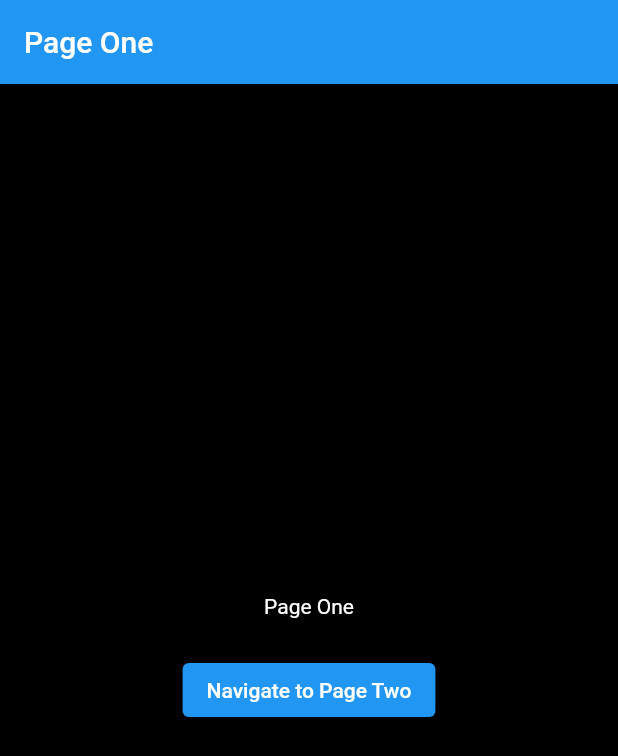
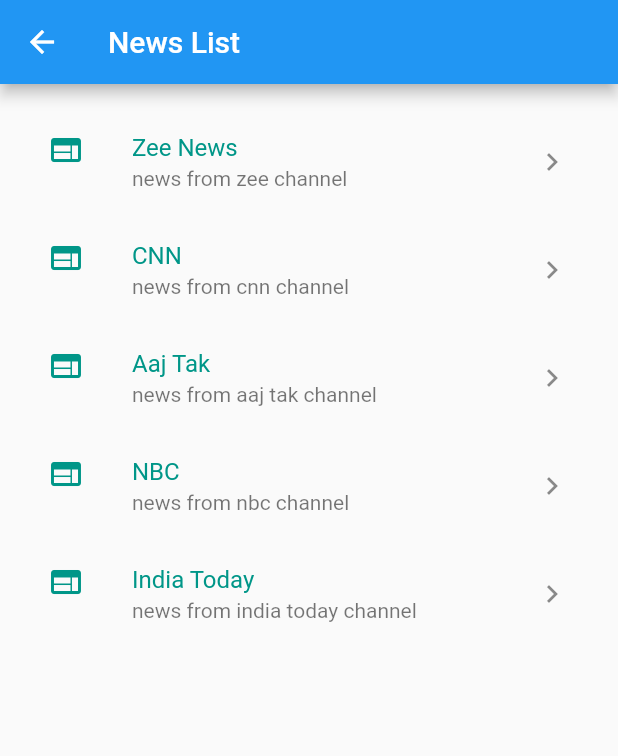
Before and after one commit to vs5301/fsdflutter, a Flutter app: the screen it shows after launch, on a phone screen of 412 x 824 dp. Shown: the top 756 px of the screen. Run offline on Flutter 3.47's test engine with Material 2 defaults, Android fonts, the light colour scheme and no system bars; our stand-ins replace webview_flutter.

Commit message:
ListView and WebView

```diff
--- a/lib/main.dart
+++ b/lib/main.dart
@@ -1,4 +1,6 @@
 import 'package:flutter/material.dart';
+import 'package:fsdflutter/tutorials/news_details.dart';
+import 'package:fsdflutter/tutorials/news_list_page.dart';
 import 'package:fsdflutter/tutorials/page_one.dart';
 import 'package:fsdflutter/tutorials/page_two.dart';
 import 'package:fsdflutter/tutorials/stateful_widget_tutorial.dart';
@@ -34,10 +36,12 @@
         primarySwatch: Colors.blue,
       ),
       // home: PageOne (),
-      initialRoute: "/",
+      initialRoute: "/newsList",
       routes: {
         '/': (context) => PageOne(),
         '/pageTwo': (context) => PageTwo(),
+        '/newsList': (context) => NewsListPage(),
+        '/newsDetails': (context) => NewsDetails()
       }
 
     );
@@ -64,7 +68,7 @@
   @override
   Widget build(BuildContext context) {
     return Scaffold(
-        appBar: AppBar(title: Text("Foodie"),),
+        appBar: AppBar(title: Text("FSDFlutter"),),
         body: Container(
             color: Colors.white,
             child: Center(
--- /dev/null
+++ b/lib/model/news.dart
@@ -0,0 +1,7 @@
+class News{
+
+  String title;
+  String url;
+
+  News(this.title,this.url);
+}
--- /dev/null
+++ b/lib/tutorials/news_list_page.dart
@@ -0,0 +1,81 @@
+import 'package:flutter/material.dart';
+import 'package:fsdflutter/model/news.dart';
+import 'package:fsdflutter/tutorials/news_details.dart';
+
+class NewsListPage extends StatelessWidget {
+  const NewsListPage({super.key});
+
+  @override
+  Widget build(BuildContext context) {
+    return Scaffold(
+      appBar: AppBar(
+        title: Text("News List"),
+      ),
+      body: ListView(
+        padding: EdgeInsets.all(16),
+        children: [
+          ListTile(
+            leading: Icon(Icons.web, color: Colors.teal),
+            title: Text("Zee News", style: TextStyle(color: Colors.teal),),
+            subtitle: Text("news from zee channel"),
+            trailing: Icon(Icons.keyboard_arrow_right),
+            onTap: (){
+              var newsRef = News("Zee News","https://zeenews.india.com");
+              // var route = MaterialPageRoute(builder: (context) => NewsDetails(news: newsRef));
+              // Navigator.push(context, route);
+              Navigator.pushNamed(context, '/newsDetails',arguments: newsRef);
+            },
+          ),
+          ListTile(
+            leading: Icon(Icons.web, color: Colors.teal),
+            title: Text("CNN", style: TextStyle(color: Colors.teal),),
+            subtitle: Text("news from cnn channel"),
+            trailing: Icon(Icons.keyboard_arrow_right),
+            onTap: (){
+              var newsRef = News("CNN News","https://edition.cnn.com");
+              // var route = MaterialPageRoute(builder: (context) => NewsDetails(news: newsRef));
+              // Navigator.push(context, route);
+              Navigator.pushNamed(context, '/newsDetails',arguments: newsRef);
+            },
+          ),
+          ListTile(
+            leading: Icon(Icons.web, color: Colors.teal),
+            title: Text("Aaj Tak", style: TextStyle(color: Colors.teal),),
+            subtitle: Text("news from aaj tak channel"),
+            trailing: Icon(Icons.keyboard_arrow_right),
+            onTap: (){
+              var newsRef = News("Aaj Tak","https://aajtak.in");
+              // var route = MaterialPageRoute(builder: (context) => NewsDetails(news: newsRef));
+              // Navigator.push(context, route);
+              Navigator.pushNamed(context, '/newsDetails',arguments: newsRef);
+            },
+          ),
+          ListTile(
+            leading: Icon(Icons.web, color: Colors.teal),
+            title: Text("NBC", style: TextStyle(color: Colors.teal),),
+            subtitle: Text("news from nbc channel"),
+            trailing: Icon(Icons.keyboard_arrow_right),
+            onTap: (){
+              var newsRef = News("NBC News","https://nbcnews.com");
+              // var route = MaterialPageRoute(builder: (context) => NewsDetails(news: newsRef));
+              // Navigator.push(context, route);
+              Navigator.pushNamed(context, '/newsDetails',arguments: newsRef);
+            },
+          ),
+          ListTile(
+            leading: Icon(Icons.web, color: Colors.teal),
+            title: Text("India Today", style: TextStyle(color: Colors.teal),),
+            subtitle: Text("news from india today channel"),
+            trailing: Icon(Icons.keyboard_arrow_right),
+            onTap: (){
+              var newsRef = News("India Today","https://indiatoday.in");
+              // var route = MaterialPageRoute(builder: (context) => NewsDetails(news: newsRef));
+              // Navigator.push(context, route);
+              Navigator.pushNamed(context, '/newsDetails',arguments: newsRef);
+            },
+          )
+        ],
+      )
+    );
+  }
+}
--- a/lib/tutorials/page_one.dart
+++ b/lib/tutorials/page_one.dart
@@ -23,7 +23,7 @@
           ElevatedButton(onPressed: (){
             // var route = MaterialPageRoute(builder: (context) => PageTwo());
             // Navigator.push(context, route);
-            Navigator.pushNamed(context, "pageTwo");
+            Navigator.pushNamed(context, "newsList");
           }, child: const Text("Navigate to Page Two"))
         ],
       ),
--- a/pubspec.yaml
+++ b/pubspec.yaml
@@ -35,6 +35,7 @@
   # The following adds the Cupertino Icons font to your application.
   # Use with the CupertinoIcons class for iOS style icons.
   cupertino_icons: ^1.0.2
+  webview_flutter: ^3.0.0
 
 dev_dependencies:
   flutter_test:
```
Also changed, not shown: lib/tutorials/news_details.dart (added, +71 -0 lines), pubspec.lock, 66 other files.
